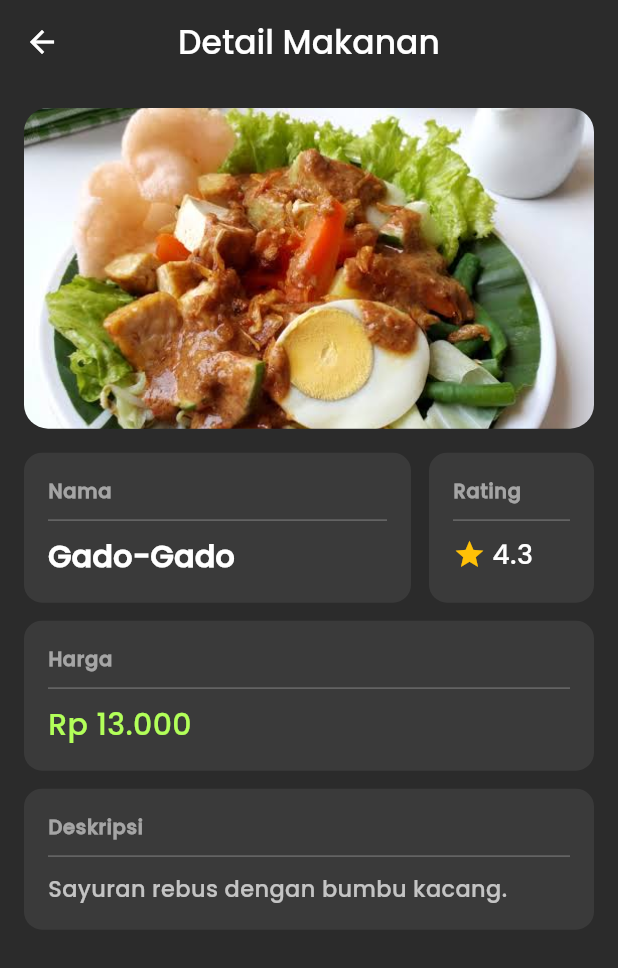
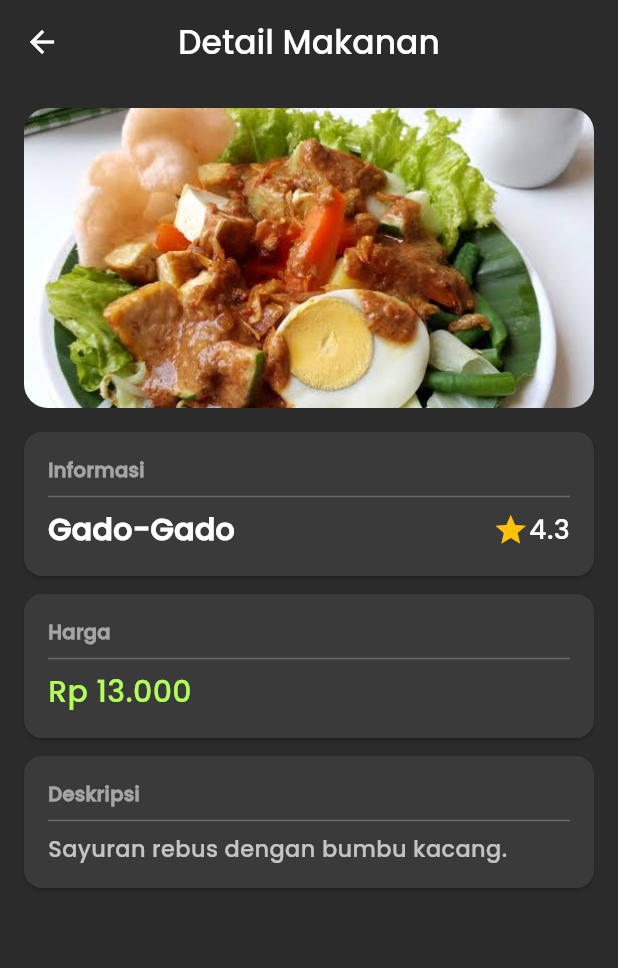
Before and after one commit to raymndusArya/projectFlutter-1, a Flutter app: the screen it shows after launch, after a tap on "Gado-Gado", on a phone screen of 412 x 824 dp. Shown: the top 968 px of the screen. Run offline on Flutter 3.47's test engine with Material 3 defaults, Android fonts, the phone set to English and light mode, and no system bars; our stand-ins replace get.

```diff
--- a/lib/components/custom_section_card.dart
+++ b/lib/components/custom_section_card.dart
@@ -1,26 +1,16 @@
 import 'package:flutter/material.dart';
 
-class SectionCard extends StatelessWidget {
+class CustomSectionCard extends StatelessWidget {
   final String title;
   final Widget child;
-  final Color cardColor;
 
-  const SectionCard({
-    super.key,
-    required this.title,
-    required this.child,
-    this.cardColor = const Color(0xFF3A3A3A),
-  });
+  const CustomSectionCard({super.key, required this.title, required this.child});
 
   @override
   Widget build(BuildContext context) {
-    return SizedBox(
-      width: double.infinity,
-      child: Card(
-        color: cardColor,
-        elevation: 0,
-        margin: EdgeInsets.zero,
-        shape: RoundedRectangleBorder(borderRadius: BorderRadius.circular(12)),
+    return Card(
+      color: const Color(0xFF3A3A3A),
+      margin: const EdgeInsets.only(bottom: 12),
       child: Padding(
         padding: const EdgeInsets.all(16),
         child: Column(
@@ -32,13 +22,11 @@ class SectionCard extends StatelessWidget {
                 fontSize: 13,
                 fontWeight: FontWeight.bold,
                 color: Colors.white54,
-                  letterSpacing: 0.5,
               ),
             ),
-              const Divider(height: 20, color: Colors.white24),
+            const Divider(color: Colors.white24),
             child,
           ],
-          ),
         ),
       ),
     );
--- a/lib/pages/detail_makanan_pages.dart
+++ b/lib/pages/detail_makanan_pages.dart
@@ -21,36 +21,30 @@ class DetailMakananPage extends StatelessWidget {
         centerTitle: true,
         backgroundColor: bgColor,
         foregroundColor: Colors.white,
-        elevation: 0,
       ),
-      body: SingleChildScrollView(
+      body: ListView(
         padding: const EdgeInsets.all(16),
-        child: Column(
-          crossAxisAlignment: CrossAxisAlignment.start,
         children: [
-            // Gambar
-            ClipRRect(
+          // Tempat Gambar
+          Container(
+            height: 200,
+            margin: const EdgeInsets.only(bottom: 16),
+            decoration: BoxDecoration(
               borderRadius: BorderRadius.circular(16),
-              child: AspectRatio(
-                aspectRatio: 16 / 9,
-                child: Image.asset(
-                  makanan.gambar,
-                  width: double.infinity,
+              image: DecorationImage(
+                image: AssetImage(makanan.gambar),
                 fit: BoxFit.cover,
               ),
             ),
           ),
-            const SizedBox(height: 16),
 
-            // Alignment nama dan rating
-            IntrinsicHeight(
+          // untuk menampilkan informasi makanan
+          CustomSectionCard(
+            title: 'Informasi',
             child: Row(
-                crossAxisAlignment: CrossAxisAlignment.stretch,
+              mainAxisAlignment: MainAxisAlignment.spaceBetween,
               children: [
-                  Expanded(
-                    child: SectionCard(
-                      title: 'Nama',
-                      child: Text(
+                Text(
                   makanan.namaMakanan,
                   style: const TextStyle(
                     fontSize: 20,
@@ -58,63 +52,41 @@ class DetailMakananPage extends StatelessWidget {
                     color: Colors.white,
                   ),
                 ),
-                    ),
-                  ),
-                  const SizedBox(width: 12),
-                  SizedBox(
-                    width: 110,
-                    child: SectionCard(
-                      title: 'Rating',
-                      child: Row(
+                Row(
                   children: [
-                          const Icon(Icons.star, color: Colors.amber, size: 22),
-                          const SizedBox(width: 4),
+                    const Icon(Icons.star, color: Colors.amber),
                     Text(
                       makanan.rating,
-                            style: const TextStyle(
-                              fontSize: 18,
-                              fontWeight: FontWeight.w600,
-                              color: Colors.white,
+                      style: const TextStyle(fontSize: 18, color: Colors.white),
                     ),
+                  ],
                 ),
               ],
             ),
           ),
-                  ),
-                ],
-              ),
-            ),
-            const SizedBox(height: 12),
 
           // Harga
-            SectionCard(
+          CustomSectionCard(
             title: 'Harga',
             child: Text(
               makanan.harga,
               style: const TextStyle(
                 fontSize: 20,
                 color: Colors.lightGreenAccent,
-                  fontWeight: FontWeight.w600,
               ),
             ),
           ),
-            const SizedBox(height: 12),
 
           // Deskripsi
-            SectionCard(
+          CustomSectionCard(
             title: 'Deskripsi',
             child: Text(
               makanan.deskripsi,
-                style: const TextStyle(
-                  fontSize: 15,
-                  height: 1.5,
-                  color: Colors.white70,
-                ),
+              style: const TextStyle(fontSize: 15, color: Colors.white70),
             ),
           ),
         ],
       ),
-      ),
     );
   }
 }
--- a/lib/pages/list_makanan_page.dart
+++ b/lib/pages/list_makanan_page.dart
@@ -2,7 +2,8 @@ import 'package:flutter/material.dart';
 import 'package:get/get.dart';
 import 'package:project1/controllers/list_makanan_controller.dart';
 import 'package:project1/routes.dart';
-import 'package:project1/components/custom_card.dart';
+import 'package:project1/components/makanan_card.dart';
+
 
 class ListMakananPage extends StatelessWidget {
   ListMakananPage({super.key});
--- a/lib/routes.dart
+++ b/lib/routes.dart
@@ -5,7 +5,6 @@ import 'package:project1/pages/registration_page.dart';
 import 'package:project1/pages/kalkulator_page.dart';
 import 'package:project1/pages/list_makanan_page.dart';
 import 'package:project1/pages/detail_makanan_pages.dart';
-import 'package:project1/controllers/detail_makanan_controller.dart';
 
 class Routes {
   static String registration = "/registration";
@@ -21,12 +20,6 @@ class Routes {
     GetPage(name: calculator, page: () => CalculatorPage()),
     GetPage(name: kalkulator, page: () => KalkulatorPage()),
     GetPage(name: listMakanan, page: () => ListMakananPage()),
-    GetPage(
-      name: detailMakanan,
-      page: () => DetailMakananPage(),
-      binding: BindingsBuilder(() {
-        Get.lazyPut(() => DetailMakananController());
-      }),
-    ),
+    GetPage(name: detailMakanan, page: () => DetailMakananPage()),
   ];
 }
```
Also changed, not shown: lib/components/makanan_card.dart (renamed from lib/components/custom_card.dart). Lines whose indentation alone changed are shown as unchanged.
